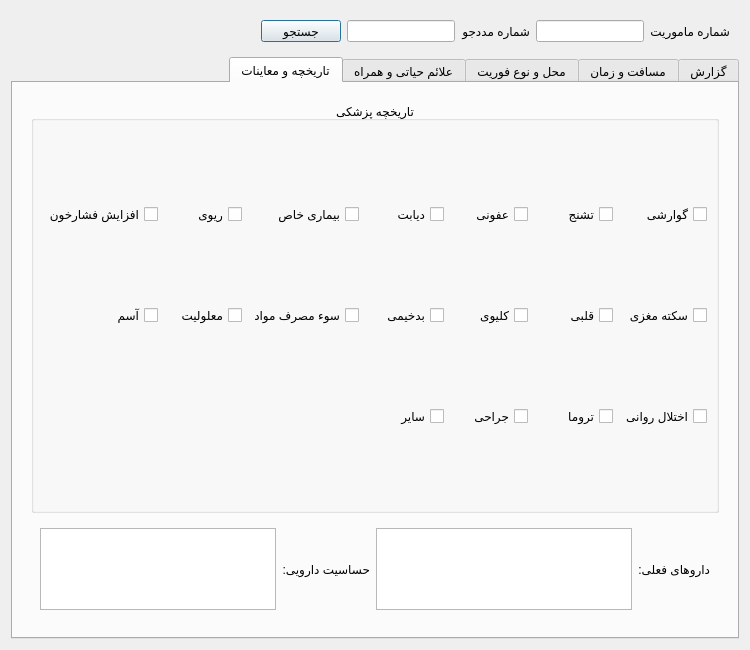
The window that src/hamyar_paygah/new_ui/widgets/mission_details_tab.ui (MohsenHNSJ/HamyarPaygahPy) describes before a commit, drawn with Qt 5.
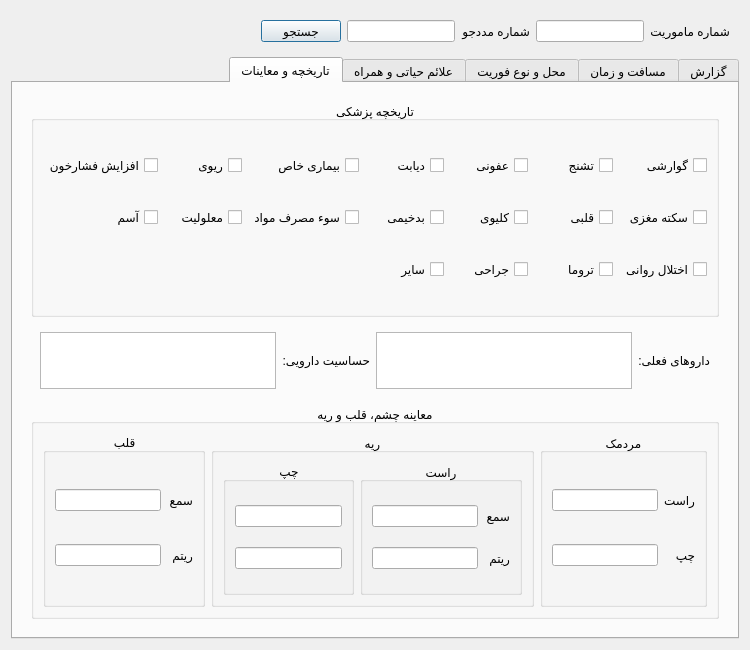
The same window after the commit.

Commit message: Added pupils lungs and heart section

What changed in the file:
```diff
--- a/src/hamyar_paygah/new_ui/widgets/mission_details_tab.ui
+++ b/src/hamyar_paygah/new_ui/widgets/mission_details_tab.ui
@@ -1903,7 +1903,7 @@
             <property name="maximumSize">
              <size>
               <width>16777215</width>
-              <height>100</height>
+              <height>75</height>
              </size>
             </property>
             <layout class="QHBoxLayout" name="horizontalLayout_22">
@@ -1947,6 +1947,218 @@
             </layout>
            </widget>
           </item>
+          <item>
+           <widget class="QGroupBox" name="examine_eye_lung_heart_group_box">
+            <property name="title">
+             <string>معاینه چشم، قلب و ریه</string>
+            </property>
+            <property name="alignment">
+             <set>Qt::AlignmentFlag::AlignCenter</set>
+            </property>
+            <layout class="QHBoxLayout" name="horizontalLayout_23">
+             <item>
+              <widget class="QGroupBox" name="eye_group_box">
+               <property name="title">
+                <string>مردمک</string>
+               </property>
+               <property name="alignment">
+                <set>Qt::AlignmentFlag::AlignCenter</set>
+               </property>
+               <layout class="QGridLayout" name="gridLayout_4">
+                <item row="0" column="0">
+                 <widget class="QLabel" name="right_eye_examine_label">
+                  <property name="text">
+                   <string>راست</string>
+                  </property>
+                  <property name="textFormat">
+                   <enum>Qt::TextFormat::PlainText</enum>
+                  </property>
+                 </widget>
+                </item>
+                <item row="0" column="1">
+                 <widget class="QLineEdit" name="right_eye_examine_field">
+                  <property name="alignment">
+                   <set>Qt::AlignmentFlag::AlignCenter</set>
+                  </property>
+                  <property name="readOnly">
+                   <bool>true</bool>
+                  </property>
+                 </widget>
+                </item>
+                <item row="1" column="0">
+                 <widget class="QLabel" name="left_eye_examine_label">
+                  <property name="text">
+                   <string>چپ</string>
+                  </property>
+                  <property name="textFormat">
+                   <enum>Qt::TextFormat::PlainText</enum>
+                  </property>
+                 </widget>
+                </item>
+                <item row="1" column="1">
+                 <widget class="QLineEdit" name="left_eye_examine_field">
+                  <property name="alignment">
+                   <set>Qt::AlignmentFlag::AlignCenter</set>
+                  </property>
+                  <property name="readOnly">
+                   <bool>true</bool>
+                  </property>
+                 </widget>
+                </item>
+               </layout>
+              </widget>
+             </item>
+             <item>
+              <widget class="QGroupBox" name="lung_group_box">
+               <property name="title">
+                <string>ریه</string>
+               </property>
+               <property name="alignment">
+                <set>Qt::AlignmentFlag::AlignCenter</set>
+               </property>
+               <layout class="QHBoxLayout" name="horizontalLayout_24">
+                <item>
+                 <widget class="QGroupBox" name="right_lung_group_box">
+                  <property name="title">
+                   <string>راست</string>
+                  </property>
+                  <property name="alignment">
+                   <set>Qt::AlignmentFlag::AlignCenter</set>
+                  </property>
+                  <layout class="QGridLayout" name="gridLayout_5">
+                   <item row="0" column="0">
+                    <widget class="QLabel" name="lung_sound_label">
+                     <property name="text">
+                      <string>سمع</string>
+                     </property>
+                     <property name="textFormat">
+                      <enum>Qt::TextFormat::PlainText</enum>
+                     </property>
+                    </widget>
+                   </item>
+                   <item row="1" column="0">
+                    <widget class="QLabel" name="breathing_rhythm_label">
+                     <property name="text">
+                      <string>ریتم</string>
+                     </property>
+                     <property name="textFormat">
+                      <enum>Qt::TextFormat::PlainText</enum>
+                     </property>
+                    </widget>
+                   </item>
+                   <item row="1" column="2">
+                    <widget class="QLineEdit" name="right_lung_rhythm_field">
+                     <property name="alignment">
+                      <set>Qt::AlignmentFlag::AlignCenter</set>
+                     </property>
+                     <property name="readOnly">
+                      <bool>true</bool>
+                     </property>
+                    </widget>
+                   </item>
+                   <item row="0" column="2">
+                    <widget class="QLineEdit" name="right_lung_sound_field">
+                     <property name="alignment">
+                      <set>Qt::AlignmentFlag::AlignCenter</set>
+                     </property>
+                     <property name="readOnly">
+                      <bool>true</bool>
+                     </property>
+                    </widget>
+                   </item>
+                  </layout>
+                 </widget>
+                </item>
+                <item>
+                 <widget class="QGroupBox" name="left_lung_group_box">
+                  <property name="title">
+                   <string>چپ</string>
+                  </property>
+                  <property name="alignment">
+                   <set>Qt::AlignmentFlag::AlignCenter</set>
+                  </property>
+                  <layout class="QGridLayout" name="gridLayout_6">
+                   <item row="1" column="0">
+                    <widget class="QLineEdit" name="left_lung_rhythm_field">
+                     <property name="alignment">
+                      <set>Qt::AlignmentFlag::AlignCenter</set>
+                     </property>
+                     <property name="readOnly">
+                      <bool>true</bool>
+                     </property>
+                    </widget>
+                   </item>
+                   <item row="0" column="0">
+                    <widget class="QLineEdit" name="left_lung_sound_field">
+                     <property name="alignment">
+                      <set>Qt::AlignmentFlag::AlignCenter</set>
+                     </property>
+                     <property name="readOnly">
+                      <bool>true</bool>
+                     </property>
+                    </widget>
+                   </item>
+                  </layout>
+                 </widget>
+                </item>
+               </layout>
+              </widget>
+             </item>
+             <item>
+              <widget class="QGroupBox" name="heart_group_box">
+               <property name="title">
+                <string>قلب</string>
+               </property>
+               <property name="alignment">
+                <set>Qt::AlignmentFlag::AlignCenter</set>
+               </property>
+               <layout class="QGridLayout" name="gridLayout_7">
+                <item row="1" column="1">
+                 <widget class="QLineEdit" name="heart_rhythm_field">
+                  <property name="alignment">
+                   <set>Qt::AlignmentFlag::AlignCenter</set>
+                  </property>
+                  <property name="readOnly">
+                   <bool>true</bool>
+                  </property>
+                 </widget>
+                </item>
+                <item row="0" column="1">
+                 <widget class="QLineEdit" name="heart_sound_field">
+                  <property name="alignment">
+                   <set>Qt::AlignmentFlag::AlignCenter</set>
+                  </property>
+                  <property name="readOnly">
+                   <bool>true</bool>
+                  </property>
+                 </widget>
+                </item>
+                <item row="1" column="0">
+                 <widget class="QLabel" name="heart_rhythm_label">
+                  <property name="text">
+                   <string>ریتم</string>
+                  </property>
+                  <property name="textFormat">
+                   <enum>Qt::TextFormat::PlainText</enum>
+                  </property>
+                 </widget>
+                </item>
+                <item row="0" column="0">
+                 <widget class="QLabel" name="heart_sound_label">
+                  <property name="text">
+                   <string>سمع</string>
+                  </property>
+                  <property name="textFormat">
+                   <enum>Qt::TextFormat::PlainText</enum>
+                  </property>
+                 </widget>
+                </item>
+               </layout>
+              </widget>
+             </item>
+            </layout>
+           </widget>
+          </item>
          </layout>
         </widget>
        </item>
```
The commit also changes 2 other files.
